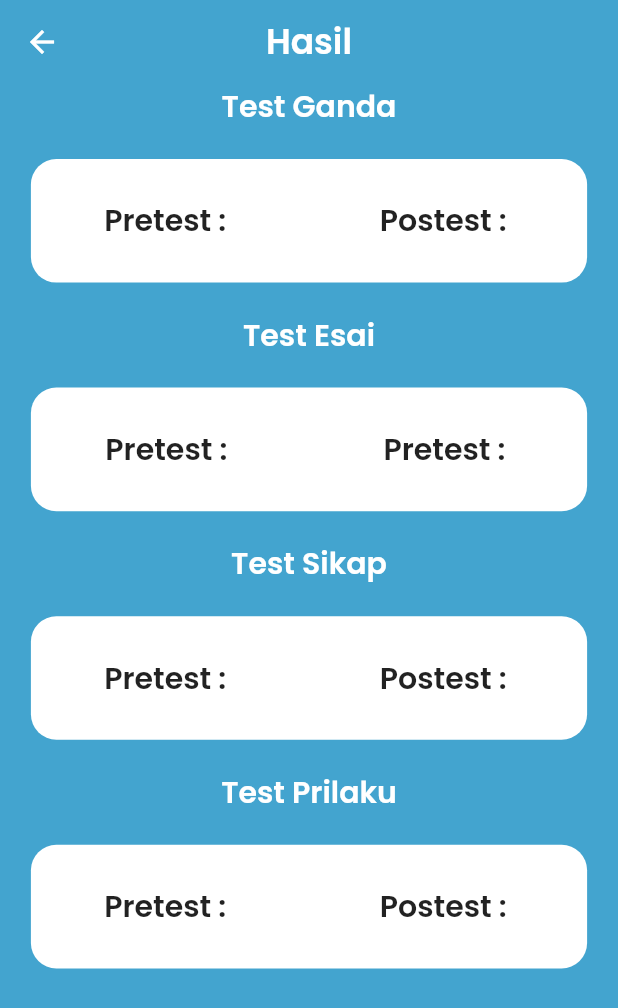
After one commit to rajuwahyudii/Si-Penting-flutter, a Flutter app: the Raport screen opened directly, on a phone screen of 412 x 824 dp. The commit adds this screen. Shown: the top 1008 px of the screen. Run offline on Flutter 3.47's test engine with Material 2 defaults, Android fonts, the light colour scheme and no system bars; our stand-ins replace cloud_firestore, firebase_auth, firebase_core, google_fonts, loading_animation_widget; accounts and stored records are empty.

Commit message:
add hasil

```diff
--- a/lib/pages/admin/admin.dart
+++ b/lib/pages/admin/admin.dart
@@ -64,14 +64,8 @@ class _AdminPageState extends State<AdminPage> {
                 ),
                 AdminMenusWidget(
                   url: 'assets/images/question.png',
-                  text: 'Pertanyaan',
-                  press: () {
-                    Navigator.of(context).push(
-                      MaterialPageRoute(
-                        builder: (context) => const ArtikelAdmin(),
-                      ),
-                    );
-                  },
+                  text: 'Esai',
+                  press: () {},
                 ),
               ],
             )
--- a/lib/pages/menu.dart
+++ b/lib/pages/menu.dart
@@ -25,7 +25,8 @@ import 'package:stunting/pages/menu-and-articles/materi/pretest_esai_menu.dart';
 import 'package:stunting/pages/menu-and-articles/materi/pretest_g_menu.dart';
 import 'package:stunting/pages/menu-and-articles/materi/pretest_prilaku_menu.dart';
 import 'package:stunting/pages/menu-and-articles/materi/pretest_sikap_menu.dart';
-import 'package:stunting/pages/quiz/pretestesai.dart';
+import 'package:stunting/pages/quiz/raport.dart';
+
 import 'package:stunting/theme/color.dart';
 import 'package:stunting/widgets/article_menu.dart';
 import 'package:stunting/widgets/materi_menu.dart';
@@ -405,14 +406,13 @@ class _MenuState extends State<Menu> {
                                   ),
                                 if (materi > 15)
                                   MateriMenu(
-                                    title: 'Raport',
+                                    title: 'Hasil',
                                     isDone: materi != 16 ? true : false,
                                     press: () {
                                       Navigator.push(
                                         context,
                                         MaterialPageRoute(
-                                          builder: (context) =>
-                                              const PostestPrilakuMenu(),
+                                          builder: (context) => Raport(),
                                         ),
                                       );
                                     },
--- /dev/null
+++ b/lib/pages/quiz/raport.dart
@@ -0,0 +1,270 @@
+import 'package:cloud_firestore/cloud_firestore.dart';
+import 'package:firebase_auth/firebase_auth.dart';
+import 'package:flutter/material.dart';
+import 'package:google_fonts/google_fonts.dart';
+import 'package:loading_animation_widget/loading_animation_widget.dart';
+import 'package:stunting/common/services.dart';
+import 'package:stunting/pages/menu.dart';
+import 'package:stunting/theme/color.dart';
+import 'package:stunting/widgets/end_of_materi.dart';
+import 'package:stunting/widgets/text_article_widget.dart';
+import 'package:stunting/widgets/tittle_article_widget.dart';
+
+class Raport extends StatefulWidget {
+  const Raport({Key? key}) : super(key: key);
+
+  @override
+  State<Raport> createState() => _RaportState();
+}
+
+class _RaportState extends State<Raport> {
+  PageController pageController = PageController();
+  static FirebaseAuth auth = FirebaseAuth.instance;
+  static User user = auth.currentUser!;
+  CollectionReference collectionRef =
+      FirebaseFirestore.instance.collection('user');
+  @override
+  Widget build(BuildContext context) {
+    Size size = MediaQuery.of(context).size;
+    return FutureBuilder<DocumentSnapshot>(
+      future: collectionRef.doc(user.uid).get(),
+      builder:
+          (BuildContext context, AsyncSnapshot<DocumentSnapshot> snapshot) {
+        if (snapshot.connectionState == ConnectionState.done) {
+          Map<String, dynamic> data =
+              snapshot.data!.data() as Map<String, dynamic>;
+
+          var esai_pre = '${data['score pretest esai']}';
+          var esai_post = '${data['score postest esai']}';
+
+          return Scaffold(
+            backgroundColor: backgroundColor,
+            appBar: AppBar(
+              leading: IconButton(
+                icon: const Icon(
+                  Icons.arrow_back,
+                ),
+                onPressed: () {
+                  Navigator.push(
+                    context,
+                    MaterialPageRoute(
+                      builder: (context) => const Menu(),
+                    ),
+                  );
+                },
+              ),
+              backgroundColor: backgroundColor,
+              title: Text(
+                'Hasil',
+                style: GoogleFonts.poppins(
+                  fontSize: 23,
+                  fontWeight: FontWeight.w600,
+                  color: Colors.white,
+                ),
+              ),
+              centerTitle: true,
+            ),
+            body: SizedBox(
+              width: size.width,
+              height: size.height,
+              child: Column(
+                crossAxisAlignment: CrossAxisAlignment.center,
+                children: <Widget>[
+                  Text(
+                    'Test Ganda',
+                    style: GoogleFonts.poppins(
+                      fontSize: 20,
+                      fontWeight: FontWeight.w600,
+                      color: Colors.white,
+                    ),
+                  ),
+                  const SizedBox(
+                    height: 20,
+                  ),
+                  Container(
+                    width: size.width * 0.9,
+                    height: size.height / 10,
+                    // ignore: sort_child_properties_last
+                    child: Row(
+                      mainAxisAlignment: MainAxisAlignment.spaceAround,
+                      children: <Widget>[
+                        Text(
+                          'Pretest : ${data['score pretest ganda']}',
+                          style: GoogleFonts.poppins(
+                            fontSize: 20,
+                            fontWeight: FontWeight.w600,
+                          ),
+                        ),
+                        Text(
+                          'Postest : ${data['score postest ganda']}',
+                          style: GoogleFonts.poppins(
+                            fontSize: 20,
+                            fontWeight: FontWeight.w600,
+                          ),
+                        ),
+                      ],
+                    ),
+                    decoration: BoxDecoration(
+                      color: Colors.white,
+                      borderRadius: BorderRadius.circular(
+                        17,
+                      ),
+                    ),
+                  ),
+                  const SizedBox(
+                    height: 20,
+                  ),
+                  Text(
+                    'Test Esai',
+                    style: GoogleFonts.poppins(
+                      fontSize: 20,
+                      fontWeight: FontWeight.w600,
+                      color: Colors.white,
+                    ),
+                  ),
+                  const SizedBox(
+                    height: 20,
+                  ),
+                  Container(
+                    width: size.width * 0.9,
+                    height: size.height / 10,
+                    // ignore: sort_child_properties_last
+                    child: Row(
+                      mainAxisAlignment: MainAxisAlignment.spaceAround,
+                      children: <Widget>[
+                        Text(
+                          esai_pre != 'null'
+                              ? 'Pretest : ${data['score pretest esai']}'
+                              : '-',
+                          style: GoogleFonts.poppins(
+                            fontSize: 20,
+                            fontWeight: FontWeight.w600,
+                          ),
+                        ),
+                        Text(
+                          esai_post != 'null'
+                              ? 'Pretest : ${data['score pretest esai']}'
+                              : '-',
+                          style: GoogleFonts.poppins(
+                            fontSize: 20,
+                            fontWeight: FontWeight.w600,
+                          ),
+                        ),
+                      ],
+                    ),
+                    decoration: BoxDecoration(
+                      color: Colors.white,
+                      borderRadius: BorderRadius.circular(
+                        17,
+                      ),
+                    ),
+                  ),
+                  const SizedBox(
+                    height: 20,
+                  ),
+                  Text(
+                    'Test Sikap',
+                    style: GoogleFonts.poppins(
+                      fontSize: 20,
+                      fontWeight: FontWeight.w600,
+                      color: Colors.white,
+                    ),
+                  ),
+                  const SizedBox(
+                    height: 20,
+                  ),
+                  Container(
+                    width: size.width * 0.9,
+                    height: size.height / 10,
+                    // ignore: sort_child_properties_last
+                    child: Row(
+                      mainAxisAlignment: MainAxisAlignment.spaceAround,
+                      children: <Widget>[
+                        Text(
+                          'Pretest : ${data['score pretest sikap']}',
+                          style: GoogleFonts.poppins(
+                            fontSize: 20,
+                            fontWeight: FontWeight.w600,
+                          ),
+                        ),
+                        Text(
+                          'Postest : ${data['score postest sikap']}',
+                          style: GoogleFonts.poppins(
+                            fontSize: 20,
+                            fontWeight: FontWeight.w600,
+                          ),
+                        ),
+                      ],
+                    ),
+                    decoration: BoxDecoration(
+                      color: Colors.white,
+                      borderRadius: BorderRadius.circular(
+                        17,
+                      ),
+                    ),
+                  ),
+                  const SizedBox(
+                    height: 20,
+                  ),
+                  Text(
+                    'Test Prilaku',
+                    style: GoogleFonts.poppins(
+                      fontSize: 20,
+                      fontWeight: FontWeight.w600,
+                      color: Colors.white,
+                    ),
+                  ),
+                  const SizedBox(
+                    height: 20,
+                  ),
+                  Container(
+                    width: size.width * 0.9,
+                    height: size.height / 10,
+                    // ignore: sort_child_properties_last
+                    child: Row(
+                      mainAxisAlignment: MainAxisAlignment.spaceAround,
+                      children: <Widget>[
+                        Text(
+                          'Pretest : ${data['score pretest prilaku']}',
+                          style: GoogleFonts.poppins(
+                            fontSize: 20,
+                            fontWeight: FontWeight.w600,
+                          ),
+                        ),
+                        Text(
+                          'Postest : ${data['score postest prilaku']}',
+                          style: GoogleFonts.poppins(
+                            fontSize: 20,
+                            fontWeight: FontWeight.w600,
+                          ),
+                        ),
+                      ],
+                    ),
+                    decoration: BoxDecoration(
+                      color: Colors.white,
+                      borderRadius: BorderRadius.circular(
+                        17,
+                      ),
+                    ),
+                  ),
+                  const SizedBox(
+                    height: 20,
+                  ),
+                ],
+              ),
+            ),
+          );
+        }
+        return Container(
+          color: backgroundColor,
+          child: Center(
+            child: LoadingAnimationWidget.waveDots(
+              color: Colors.white,
+              size: 50,
+            ),
+          ),
+        );
+      },
+    );
+  }
+}
```
Also changed, not shown: lib/pages/admin/listcore.dart (added), lib/pages/admin/listesai.dart (added).
